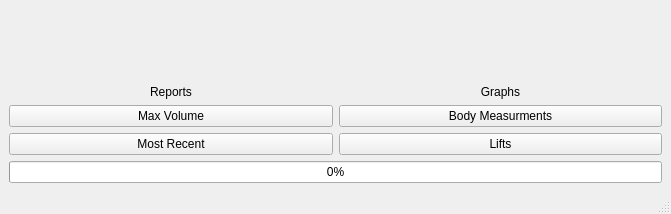
Before: the Qt Designer form fit.ui in pzorz/fitnessTracker, drawn with Qt 5.
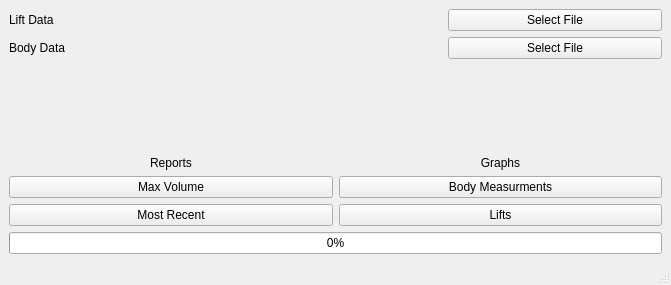
After: the same form once the commit is applied.

Commit message: FT-51 Update the GUI to show filenames

The edit to the form file:
```diff
--- a/fit.ui
+++ b/fit.ui
@@ -7,7 +7,7 @@
     <x>0</x>
     <y>0</y>
     <width>671</width>
-    <height>214</height>
+    <height>285</height>
    </rect>
   </property>
   <property name="windowTitle">
@@ -15,6 +15,56 @@
   </property>
   <widget class="QWidget" name="centralwidget">
    <layout class="QVBoxLayout" name="verticalLayout">
+    <item>
+     <layout class="QHBoxLayout" name="horizontalLayout">
+      <item>
+       <widget class="QLabel" name="label_3">
+        <property name="text">
+         <string>Lift Data</string>
+        </property>
+       </widget>
+      </item>
+      <item>
+       <widget class="QLabel" name="liftDataLabel">
+        <property name="text">
+         <string/>
+        </property>
+       </widget>
+      </item>
+      <item>
+       <widget class="QPushButton" name="liftDataButton">
+        <property name="text">
+         <string>Select File</string>
+        </property>
+       </widget>
+      </item>
+     </layout>
+    </item>
+    <item>
+     <layout class="QHBoxLayout" name="horizontalLayout_2">
+      <item>
+       <widget class="QLabel" name="label_4">
+        <property name="text">
+         <string>Body Data</string>
+        </property>
+       </widget>
+      </item>
+      <item>
+       <widget class="QLabel" name="bodyDataLabel">
+        <property name="text">
+         <string/>
+        </property>
+       </widget>
+      </item>
+      <item>
+       <widget class="QPushButton" name="bodyDataButton">
+        <property name="text">
+         <string>Select File</string>
+        </property>
+       </widget>
+      </item>
+     </layout>
+    </item>
     <item>
      <layout class="QGridLayout" name="gridLayout">
       <item row="1" column="0">
```
The commit also changes 1 other file.
